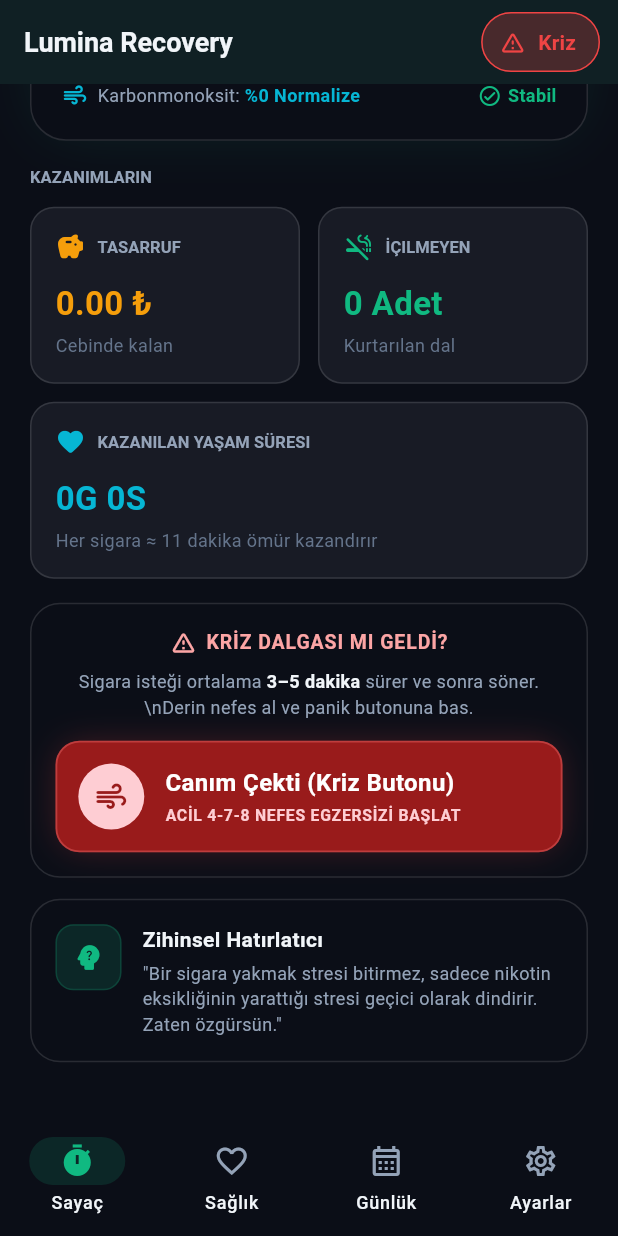
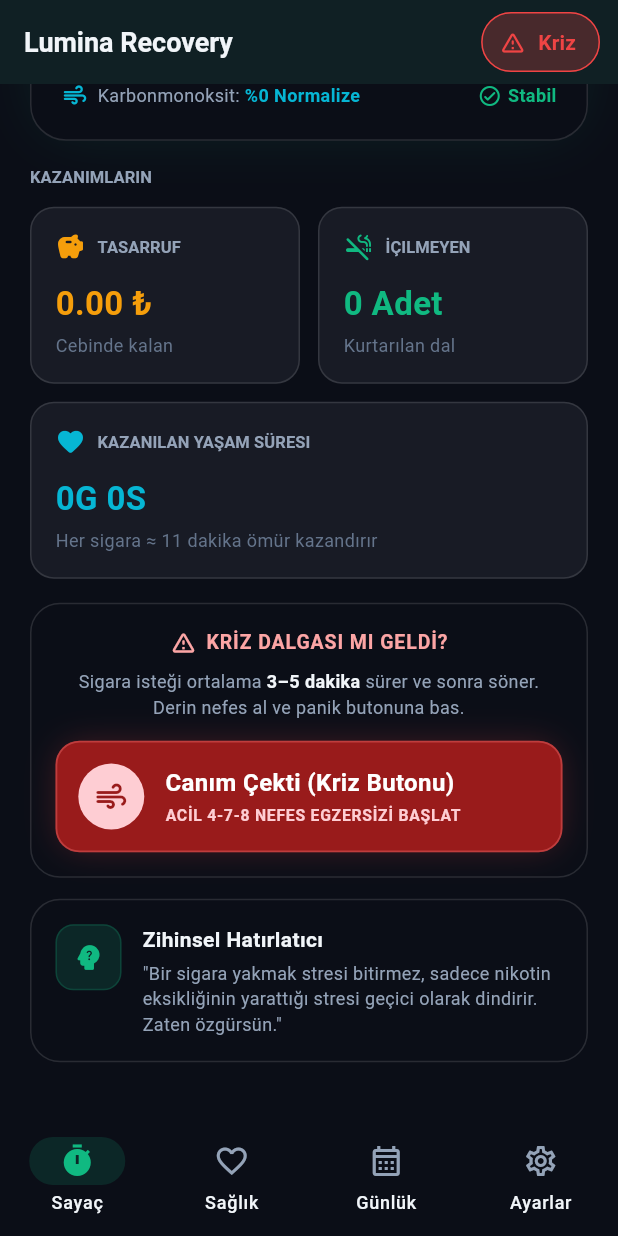
Before and after one commit to tubaknr/smoking-cessation, a Flutter app: the screen it shows once a user with an empty profile is signed in, scrolled down 548 dp, on a phone screen of 412 x 824 dp. Run offline on Flutter 3.47's test engine with Material 3 defaults, Android fonts, the phone set to English and light mode, and no system bars; our stand-ins replace flutter_local_notifications, flutter_timezone, shared_preferences, timezone; accounts and stored records are empty.

Commit message:
fix bugs

```diff
--- a/smoking_cessation/lib/models/daily_log.dart
+++ b/smoking_cessation/lib/models/daily_log.dart
@@ -38,7 +38,9 @@ class DailyLog {
     final clampedLevel = rawLevel?.clamp(1, 5);
 
     final rawNote = json['note'] as String?;
+    // not 200 karankter kuralından kısa mı uzun mu
     final isLong = (rawNote?.length ?? 0) > 200;
+    // uzunsa kısalt. ilk 200ü alır
     final truncatedNote =
         isLong ? rawNote!.substring(0, 200) : rawNote;
 
@@ -50,6 +52,8 @@ class DailyLog {
     );
   }
 
+
+// COPYWITH -- değiştirmek istediğimiz kısmı pm vererek değiştirmeye yarar
   // Günlük kaydı klonlayarak günceller.
   DailyLog copyWith({
     String? date,
--- a/smoking_cessation/lib/models/health_milestone.dart
+++ b/smoking_cessation/lib/models/health_milestone.dart
@@ -25,6 +25,7 @@ class HealthMilestone {
   });
 
   // OCP: Geriye dönük uyumlu varsayılan liste.
+  // kullanılmaz
   static const List<HealthMilestone> defaultMilestones = [
     HealthMilestone(
       id: '20_min',
@@ -64,6 +65,7 @@ class HealthMilestone {
   ];
 
   // OCP: 8 kademeli zengin zaman çizelgesi listesi.
+  // KULLANILIR
   static const List<HealthMilestone> timelineMilestones = [
     HealthMilestone(
       id: '20_min',
--- a/smoking_cessation/lib/models/user_profile.dart
+++ b/smoking_cessation/lib/models/user_profile.dart
@@ -82,6 +82,7 @@ class UserProfile {
 }
 
 // SRP: Uygulama ayarları verisini tutar.
+// KULLANILMIYOR - İPTAL EDİLDİ
 class AppSettings {
   final bool notificationsEnabled;
   final int reminderHour;
--- a/smoking_cessation/lib/services/notification_service.dart
+++ b/smoking_cessation/lib/services/notification_service.dart
@@ -1,5 +1,6 @@
 // ========================================
-// DOSYA: notification_service.dart
+// KULLANILMIYOR !!!
+//DOSYA: notification_service.dart
 // NE İŞE YARAR: Yerel bildirim ve kutlama
 // planlamasını yönetir.
 // NASIL ÇALIŞIR: flutter_local_notifications
--- a/smoking_cessation/lib/widgets/stat_card.dart
+++ b/smoking_cessation/lib/widgets/stat_card.dart
@@ -134,7 +134,7 @@ class CrisisSectionCard extends StatelessWidget {
           ),
           TextSpan(
             text:
-                ' sürer ve sonra söner.\\n'
+                ' sürer ve sonra söner.\n'
                 'Derin nefes al ve panik butonuna bas.',
           ),
         ],
```
Also changed, not shown: 1 other file.
